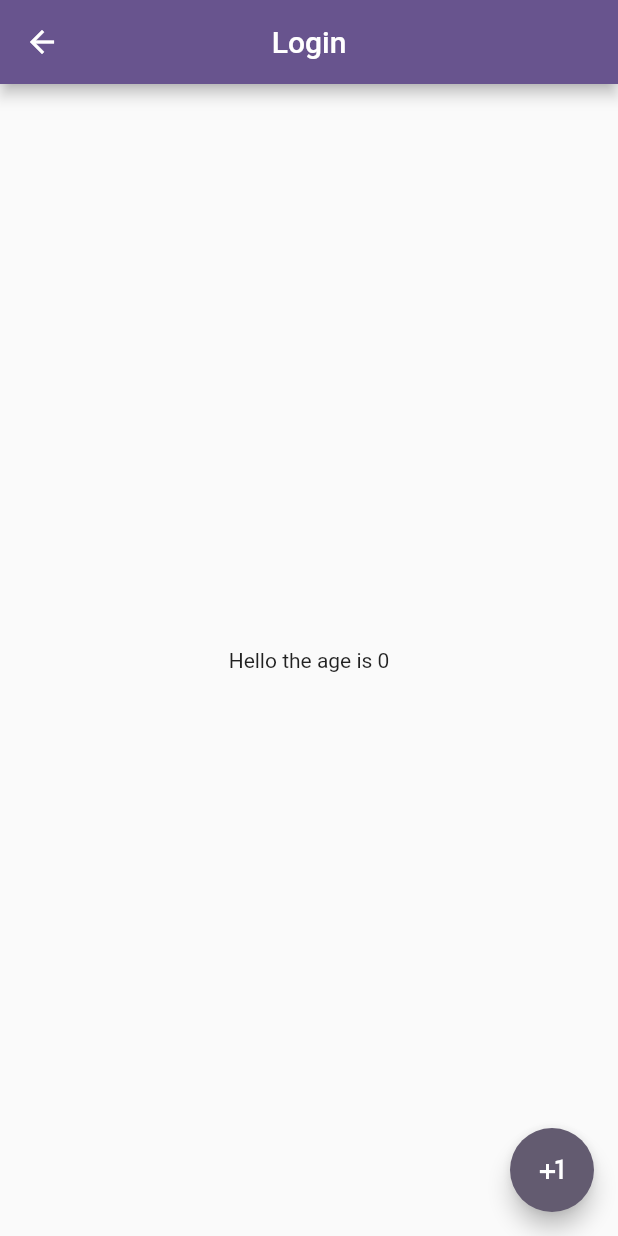
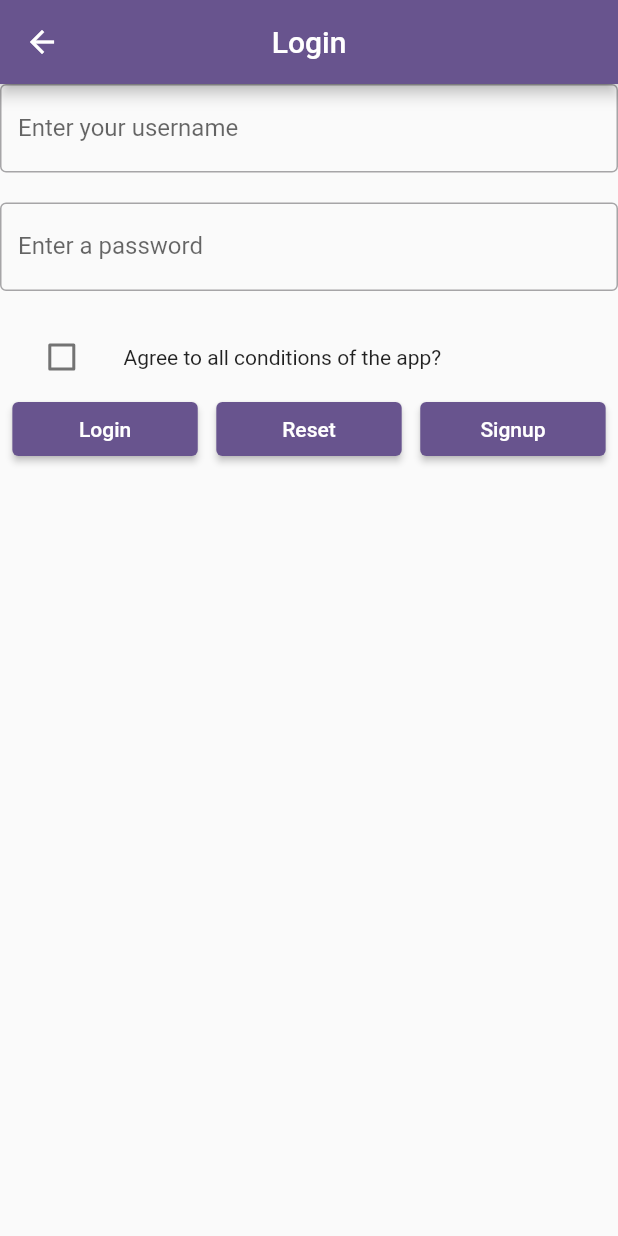
Before and after one commit to Swbhaav/Flutter, a Flutter app: the Login screen opened by its route, on a phone screen of 412 x 824 dp. Run offline on Flutter 3.47's test engine with Material 3 defaults, Android fonts, the light colour scheme and no system bars; our stand-ins replace dio, firebase_auth, firebase_core; accounts and stored records are empty.

Commit message:
firebase1

```diff
--- a/lib/Login.dart
+++ b/lib/Login.dart
@@ -1,31 +1,132 @@
+import 'package:firebase_auth/firebase_auth.dart';
 import 'package:flutter/material.dart';
+import 'package:form/service/firebase_auth_service.dart';
 
 class Login extends StatefulWidget {
-  const Login({super.key});
-  final String a= "Hello";
+  Login({super.key});
 
   @override
   State<Login> createState() => _LoginState();
 }
 
 class _LoginState extends State<Login> {
-  int _value =0;
+  final _formKey = GlobalKey<FormState>();
+
+  final _usernameController = TextEditingController();
+
+  final _passwordController = TextEditingController();
+
+  bool _isChecked = false;
+
   @override
   Widget build(BuildContext context) {
     return Scaffold(
-      appBar:AppBar(
-        title: const Text('Login'),
-        centerTitle:true,
+      appBar: AppBar(
+        title: Text('Login'),
+        centerTitle: true,
       ),
-      floatingActionButton: FloatingActionButton(
-        onPressed:(){
-          setState(() {
-            _value+=1;
-          });
-        },
-        child: const Icon(Icons.plus_one),
+      body: Form(
+        child: Column(
+          children: [
+            TextFormField(
+              keyboardType: TextInputType.emailAddress,
+              decoration: InputDecoration(
+                  border: OutlineInputBorder(
+                  ),
+                  labelText: 'Enter your username'
+              ),
+            ),
+            SizedBox(
+              height: 20,
+            ),
+            TextFormField(
+              obscureText: true,
+              keyboardType: TextInputType.text,
+              decoration: InputDecoration(
+                border: OutlineInputBorder(),
+                labelText: 'Enter a password',
+              ),
+            ),
+            SizedBox(
+              height: 20,
+            ),
+            Wrap(
+              crossAxisAlignment: WrapCrossAlignment.center,
+              children: [
+
+                FractionallySizedBox(
+                  widthFactor: 0.2,
+                  child: Checkbox(
+                    value: _isChecked,
+                    onChanged: (newValue){
+                      print('New Value $newValue');
+                      if(newValue!=null){
+                        setState(() {
+                          _isChecked = newValue;
+                        });
+
+                      }
+
+                    },
+                  ),
+                ),
+
+                FractionallySizedBox(
+                    widthFactor: 0.8,
+                    child: Text('Agree to all conditions of the app?')),
+              ],
+            ),
+            Wrap(
+              children: [
+                FractionallySizedBox(
+                  widthFactor: 0.3,
+                  child: ElevatedButton(
+                    onPressed: () async{
+                      if(_isChecked!=null){
+                        if(_isChecked){
+                          final username = _usernameController.text;
+                          final password = _passwordController.text;
+                          final firebaseAuthService = FirebaseAuthService();
+                          final User? user = await firebaseAuthService.loginWithEmailAndPassword(username, password);
+                          if(user != null){
+                            print('login successful');
+                          }else{
+                            print('login error');
+                          }
+//proceed
+                        }else{
+                          print('Please check the terms');
+                        }
+                      }
+                    },
+                    child: Text('Login'),
+                  ),
+                ),
+                FractionallySizedBox(
+                  widthFactor: 0.03,
+                ),
+                FractionallySizedBox(
+                  widthFactor: 0.3,
+                  child: ElevatedButton(
+                    onPressed: (){},
+                    child:Text('Reset'),
+                  ),
+                ),
+                FractionallySizedBox(
+                  widthFactor: 0.03,
+                ),
+                FractionallySizedBox(
+                  widthFactor: 0.3,
+                  child: ElevatedButton(
+                    onPressed: ()=> Navigator.of(context).pushNamed('/register'),
+                    child:Text('Signup'),
+                  ),
+                )
+              ],
+            ),
+          ],
+        ),
       ),
-        body: Center(child: Text('${widget.a} the age is $_value'),),
     );
   }
 }
--- a/lib/regestration_Form.dart
+++ b/lib/regestration_Form.dart
@@ -1,5 +1,5 @@
 import 'package:flutter/material.dart';
-import 'package:form/service/firebase_auth_dart.dart';
+import 'package:form/service/firebase_auth_service.dart';
 
 class RegistrationForm extends StatelessWidget {
    RegistrationForm({super.key});
@@ -107,7 +107,7 @@ class RegistrationForm extends StatelessWidget {
                         final password = _passwordController.text;
 
                         final firebaseAuthService = FirebaseAuthService();
-                        firebaseAuthService.creatUserWithEmailAndPassword(email, password);
+                        firebaseAuthService.createUserWithEmailAndPassword(email, password);
                       }
                     }
                   },
--- /dev/null
+++ b/lib/service/firebase_auth_service.dart
@@ -0,0 +1,28 @@
+
+import 'package:firebase_auth/firebase_auth.dart';
+
+class FirebaseAuthService{
+  FirebaseAuth _auth= FirebaseAuth.instance;
+  Future<User?>createUserWithEmailAndPassword(String email, String password) async{
+    try{
+      UserCredential userCredential = await _auth.createUserWithEmailAndPassword(email: email, password: password);
+      return userCredential.user;
+    }catch(e){
+      print('Went something wrong');
+    }
+    return null;
+  }
+
+  Future<User?> loginWithEmailAndPassword(String email, String password)async{
+    try{
+      UserCredential userCredential= await _auth.signInWithEmailAndPassword(email: email, password: password);
+      return userCredential.user;
+    }on FirebaseAuthException catch(e){
+      print('Firebase Login Error $e');
+    }catch(e){
+      print('something went wrong $e');
+    }
+    return null;
+  }
+
+}
--- a/lib/splash.dart
+++ b/lib/splash.dart
@@ -13,7 +13,7 @@ class splash extends StatefulWidget {
 class _splashState extends State<splash> {
   @override
   void initState() {
-    Timer(Duration(seconds: 5),()=> Navigator.of(context).pushNamed('/register'));
+    Timer(Duration(seconds: 5),()=> Navigator.of(context).pushReplacementNamed('/login'));
     super.initState();
   }
   Widget build(BuildContext context) {
--- a/pubspec.yaml
+++ b/pubspec.yaml
@@ -37,7 +37,7 @@ dependencies:
   cupertino_icons: ^1.0.2
   dio: ^5.4.0
   firebase_core: ^2.25.4
-  firebase_auth: ^4.17.4
+  firebase_auth: ^4.15.0
 
 dev_dependencies:
   flutter_test:
```
Also changed, not shown: lib/main.dart (+15 -9 lines), lib/service/firebase_auth_dart.dart (deleted, +0 -16 lines).
